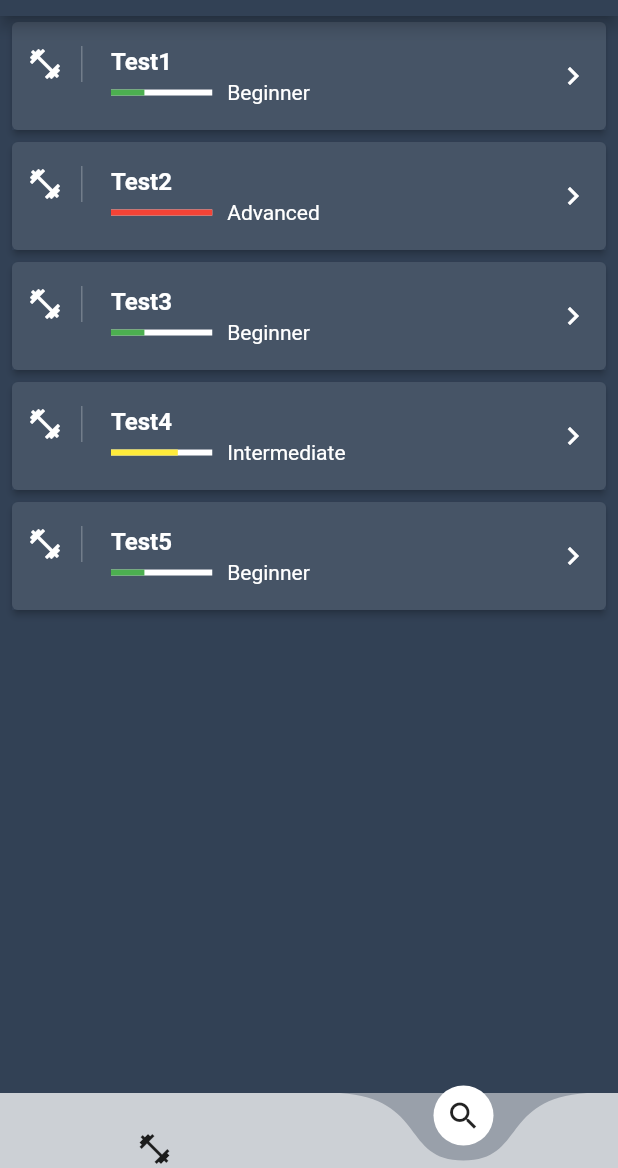
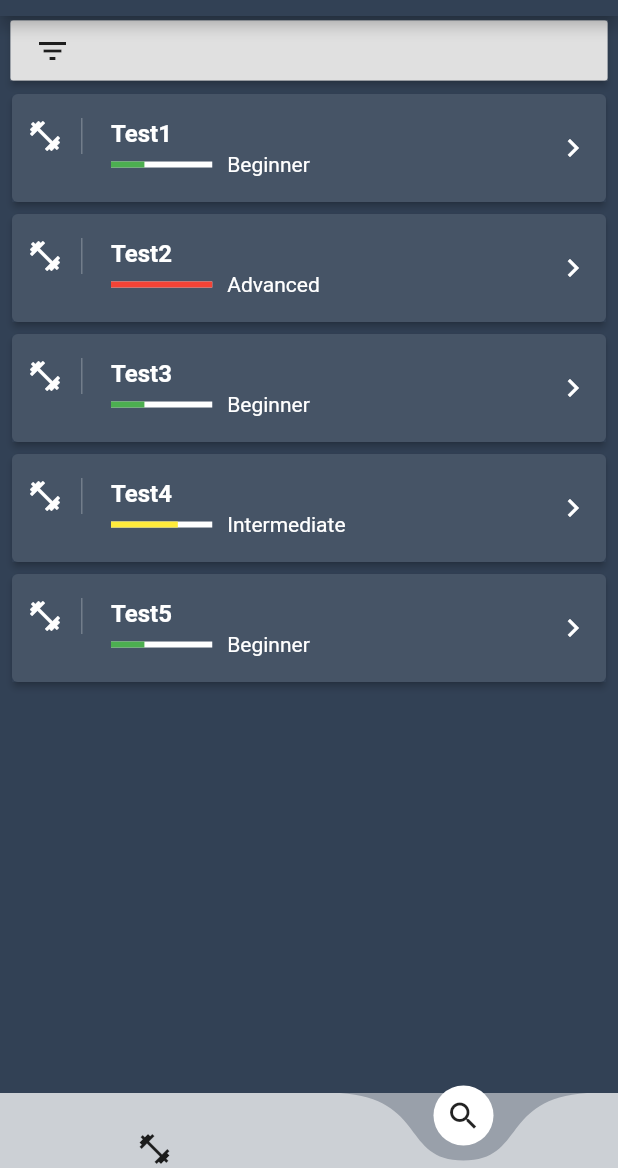
Before and after one commit to NAzarkoKr/train_flutter_app, a Flutter app: the screen it shows once a user with an empty profile is signed in, item 2 of the bottom bar chosen, on a phone screen of 412 x 824 dp, the part 68-1236 px from its top. Run offline on Flutter 3.47's test engine with Material 2 defaults, Android fonts, the phone set to English and light mode, and no system bars; drawn by our look-alikes of curved_navigation_bar; our stand-ins replace firebase_auth, fluttertoast; accounts and stored records are empty.

Commit message:
Add animated dropdown filter container

```diff
--- a/lib/components/workout-list.dart
+++ b/lib/components/workout-list.dart
@@ -1,7 +1,20 @@
 import 'package:flutter/material.dart';
 import 'package:train/models/workouts.dart';
 
-class WorkoutList extends StatelessWidget {
+class WorkoutList extends StatefulWidget {
+  @override
+  _WorkoutListState createState() => _WorkoutListState();
+}
+
+class _WorkoutListState extends State<WorkoutList> {
+
+  @override
+  void @override
+  void initState() {
+    clearFilter();
+    super.initState();
+
+  }
   final workouts = <Workout>[
     Workout(
         title: "Test1", author: 'I1', description: 'Test1', level: "Beginner"),
@@ -17,10 +30,44 @@ class WorkoutList extends StatelessWidget {
     Workout(
         title: "Test5", author: 'I5', description: 'Test5', level: "Beginner"),
   ];
+
+  var filterMyWorkout = false;
+  var filterTitle = "";
+  var filterTitleControler = TextEditingController();
+  var filterLevel = "Any Level";
+
+  var filterText = "";
+
+  var filterHeight = 0.0;
+  List<Workout> filter() {
+    setState(() {
+      filterText = filterMyWorkout ? 'My Workouts' : 'All workouts';
+      filterText += '/' + filterLevel;
+      if (filterTitle.isNotEmpty) filterText += '/' + filterTitle;
+      filterHeight = 0;
+    });
+
+    var list = workouts;
+    return list;
+  }
+
+  List<Workout> clearFilter() {
+    setState(() {
+      filterText = 'All workouts/Any Level';
+      filterMyWorkout = false;
+      filterTitle = '';
+      filterLevel = 'Any Level';
+      filterTitleControler.clear();
+      filterHeight = 0;
+    });
+
+    var list = workouts;
+    return list;
+  }
+
   @override
   Widget build(BuildContext context) {
-    return Container(
-      child: Container(
+    var workList = Expanded(
       child: ListView.builder(
           itemCount: workouts.length,
           itemBuilder: (context, i) {
@@ -58,7 +105,107 @@ class WorkoutList extends StatelessWidget {
               ),
             );
           }),
+    );
+
+    var filterInfo = Container(
+      margin: EdgeInsets.only(top: 3, left: 7, right: 7, bottom: 5),
+      decoration: BoxDecoration(color: Colors.white.withOpacity(0.5)),
+      height: 40,
+      child: RaisedButton(
+        child: Row(
+          children: <Widget>[
+            Icon(Icons.filter_list),
+            Text(
+              filterText,
+              style: TextStyle(),
+              overflow: TextOverflow.ellipsis,
             ),
+          ],
+        ),
+        onPressed: () {
+          setState(() {
+            filterHeight = (filterHeight == 0.0 ? 280.0 : 0.0);
+          });
+        },
+      ),
+    );
+    var levelMenuItems = <String>[
+      'Any Level',
+      'Beginner',
+      'Intermediate',
+      'Advanced'
+    ].map((String value) {
+      return new DropdownMenuItem<String>(
+        value: value,
+        child: new Text(value),
+      );
+    }).toList();
+
+    var filterForm = AnimatedContainer(
+      margin: EdgeInsets.symmetric(vertical: 0.0, horizontal: 7),
+      child: Card(
+        child: Padding(
+          padding: const EdgeInsets.all(8.0),
+          child: Column(
+            children: [
+              SwitchListTile(
+                  title: const Text('Only My Workouts'),
+                  value: filterMyWorkout,
+                  onChanged: (bool val) =>
+                      setState(() => filterMyWorkout = val)),
+              DropdownButtonFormField<String>(
+                decoration: const InputDecoration(labelText: 'Level'),
+                items: levelMenuItems,
+                value: filterLevel,
+                onChanged: (String val) => setState(() => filterLevel = val),
+              ),
+              TextFormField(
+                controller: filterTitleControler,
+                decoration: const InputDecoration(labelText: 'Title'),
+                onChanged: (String val) => setState(() => filterTitle = val),
+              ),
+              Row(
+                children: <Widget>[
+                  Expanded(
+                    flex: 1,
+                    child: RaisedButton(
+                      onPressed: () {
+                        filter();
+                      },
+                      child:
+                          Text("Apply", style: TextStyle(color: Colors.white)),
+                      color: Theme.of(context).primaryColor,
+                    ),
+                  ),
+                  SizedBox(width: 10),
+                  Expanded(
+                    flex: 1,
+                    child: RaisedButton(
+                      onPressed: () {
+                        clearFilter();
+                      },
+                      child:
+                          Text("Clear", style: TextStyle(color: Colors.white)),
+                      color: Colors.red,
+                    ),
+                  )
+                ],
+              ),
+            ],
+          ),
+        ),
+      ),
+      duration: const Duration(milliseconds: 400),
+      curve: Curves.fastOutSlowIn,
+      height: filterHeight,
+    );
+
+    return Column(
+      children: <Widget>[
+        filterInfo,
+        filterForm,
+        workList,
+      ],
     );
   }
 }
```
Lines whose indentation alone changed are shown as unchanged.
